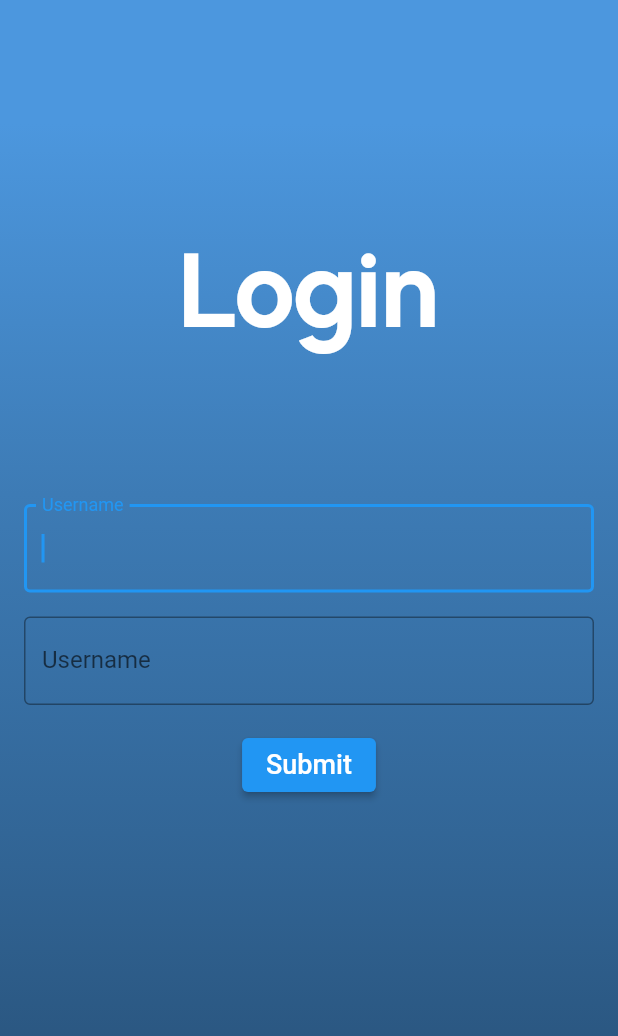
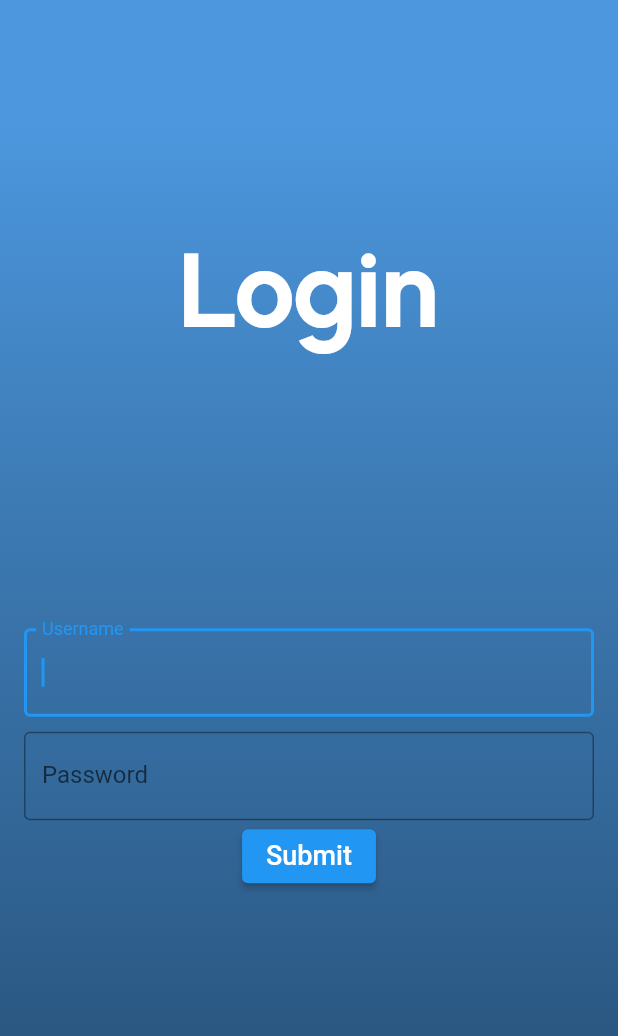
Before and after one commit to lerimeur/flutsenger, a Flutter app: the screen it shows after launch, after a tap on "Skip", on a phone screen of 412 x 824 dp. Shown: the top 1036 px of the screen. Run offline on Flutter 3.47's test engine with Material 2 defaults, Android fonts, the light colour scheme and no system bars.

Commit message:
add: adaptative login page

```diff
--- a/flutsenger_app/lib/component/textfiled.dart
+++ b/flutsenger_app/lib/component/textfiled.dart
@@ -15,7 +15,7 @@ class MyTextField extends StatelessWidget {
       autofocus: true,
       decoration: InputDecoration(
         border: OutlineInputBorder(),
-        labelText: 'Username',
+        labelText: obs == true ? 'Password' : 'Username',
         focusColor: Color(0xFFfbeeac),
         fillColor: Color(0xFF8ac4d0),
       ),
--- a/flutsenger_app/lib/screens/login.dart
+++ b/flutsenger_app/lib/screens/login.dart
@@ -19,9 +19,8 @@ class LoginState extends State<LoginPage> {
   @override
   Widget build(BuildContext context) {
     return Scaffold(
-        body: AnnotatedRegion<SystemUiOverlayStyle>(
-            value: SystemUiOverlayStyle.light,
-            child: Container(
+        resizeToAvoidBottomInset: false,
+        body: Container(
           decoration: BoxDecoration(
             gradient: LinearGradient(
               begin: Alignment.topCenter,
@@ -39,24 +38,30 @@ class LoginState extends State<LoginPage> {
             padding: EdgeInsets.all(16),
             child: Column(
               children: <Widget>[
-                    Container(height: 150),
-                    Text(
+                SizedBox(height: 150),
+                Flexible(
+                  fit: FlexFit.tight,
+                  flex: 2,
+                  child: Text(
                     'Login',
                     style: headLine,
                   ),
-                    Container(height: 100),
-                    Padding(
-                      padding: EdgeInsets.only(bottom: 16),
+                ),
+                Flexible(
+                  flex: 1,
                   child: MyTextField(customcontroler: usernameController, obs: false),
                 ),
-                    Padding(
-                      padding: EdgeInsets.only(bottom: 16),
+                SizedBox(height: 10),
+                Flexible(
+                  flex: 1,
                   child: MyTextField(
                     obs: true,
                     customcontroler: passwordController,
                   ),
                 ),
-                    ElevatedButton(
+                Flexible(
+                  flex: 1,
+                  child: ElevatedButton(
                     style: ButtonStyle(),
                     onPressed: () => print(
                       'une fonction styler a ete mis en com dsl ${usernameController.text}',
@@ -65,12 +70,17 @@ class LoginState extends State<LoginPage> {
                       'Submit',
                       style: kSubtitleStyle,
                     ),
-                    )
+                  ),
+                ),
+                Padding(
+                  // this is new
+                  padding: EdgeInsets.only(bottom: MediaQuery.of(context).viewInsets.bottom),
+                ),
               ],
               mainAxisAlignment: MainAxisAlignment.start,
               // crossAxisAlignment: CrossAxisAlignment.end,
             ),
           ),
-            )));
+        ));
   }
 }
--- a/flutsenger_app/lib/screens/onboarding_screen.dart
+++ b/flutsenger_app/lib/screens/onboarding_screen.dart
@@ -38,9 +38,7 @@ class _OnboardingScreenState extends State<OnboardingScreen> {
   @override
   Widget build(BuildContext context) {
     return Scaffold(
-      body: AnnotatedRegion<SystemUiOverlayStyle>(
-        value: SystemUiOverlayStyle.light,
-        child: Container(
+      body: Container(
         decoration: BoxDecoration(
           gradient: LinearGradient(
             begin: Alignment.topCenter,
@@ -100,9 +98,8 @@ class _OnboardingScreenState extends State<OnboardingScreen> {
                             'Connect people\naround the world',
                             style: kTitleStyle,
                           ),
-                            SizedBox(height: 15.0),
                           Text(
-                              'Lorem ipsum dolor sit amet, consect adipiscing elit, sed do eiusmod tempor incididunt ut labore et.',
+                            'Lorem ipsum dolor sit amet, consect adipiscing elit, sed do eiusmod tempor incididunt',
                             style: kSubtitleStyle,
                           ),
                         ],
@@ -120,14 +117,12 @@ class _OnboardingScreenState extends State<OnboardingScreen> {
                               width: 300.0,
                             ),
                           ),
-                            SizedBox(height: 30.0),
                           Text(
                             'Live your life smarter\nwith us!',
                             style: kTitleStyle,
                           ),
-                            SizedBox(height: 15.0),
                           Text(
-                              'Lorem ipsum dolor sit amet, consect adipiscing elit, sed do eiusmod tempor incididunt ut labore et.',
+                            'Lorem ipsum dolor sit amet, consect adipiscing elit, sed do eiusmod tempor incididunt',
                             style: kSubtitleStyle,
                           ),
                         ],
@@ -145,14 +140,12 @@ class _OnboardingScreenState extends State<OnboardingScreen> {
                               width: 300.0,
                             ),
                           ),
-                            SizedBox(height: 30.0),
                           Text(
                             'Get a new experience\nof imagination',
                             style: kTitleStyle,
                           ),
-                            SizedBox(height: 15.0),
                           Text(
-                              'Lorem ipsum dolor sit amet, consect adipiscing elit, sed do eiusmod tempor incididunt ut labore et.',
+                            'Lorem ipsum dolor sit amet, consect adipiscing elit, sed do eiusmod tempor incididunt ',
                             style: kSubtitleStyle,
                           ),
                         ],
@@ -187,7 +180,6 @@ class _OnboardingScreenState extends State<OnboardingScreen> {
                                   fontSize: 22.0,
                                 ),
                               ),
-                                SizedBox(width: 10.0),
                               Icon(
                                 Icons.arrow_forward,
                                 color: Color(0xFFfbeeac),
@@ -200,7 +192,6 @@ class _OnboardingScreenState extends State<OnboardingScreen> {
                     )
                   : Text(''),
             ],
-            ),
           ),
         ),
       ),
```
Lines whose indentation alone changed are shown as unchanged.
